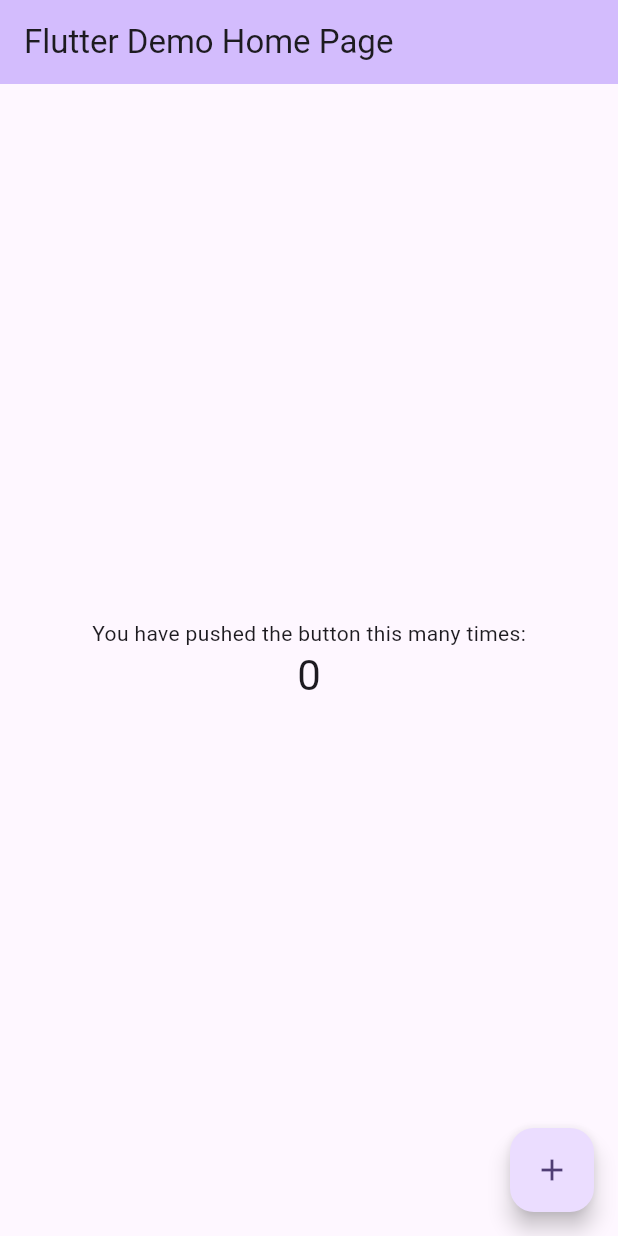
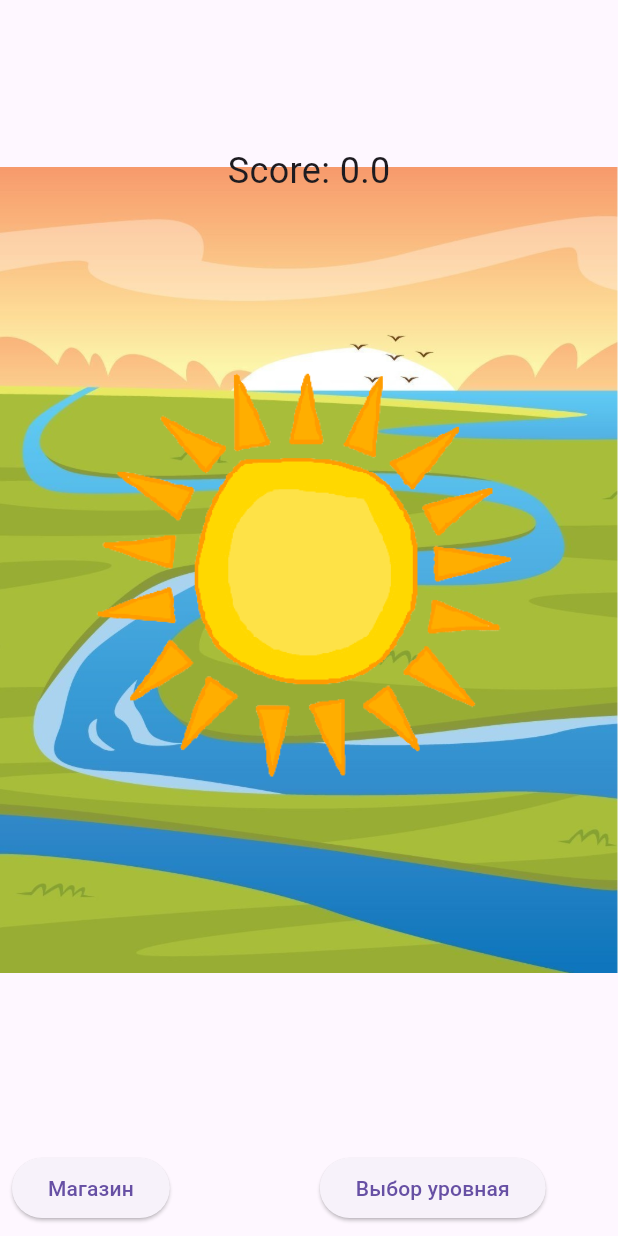
Before and after one commit to VirVoyt/SunShine, a Flutter app: the screen it shows after launch, on a phone screen of 412 x 824 dp. Run offline on Flutter 3.47's test engine with Material 3 defaults, Android fonts, the light colour scheme and no system bars.

Commit message:
added a page with the boss

```diff
--- a/lib/main.dart
+++ b/lib/main.dart
@@ -1,125 +1,110 @@
+
+import 'package:flutter/gestures.dart';
 import 'package:flutter/material.dart';
 
+
+
 void main() {
-  runApp(const MyApp());
+  runApp(const SunApp());
 }
 
-class MyApp extends StatelessWidget {
-  const MyApp({super.key});
+class SunApp extends StatelessWidget {
+  const SunApp({super.key});
 
-  // This widget is the root of your application.
   @override
   Widget build(BuildContext context) {
-    return MaterialApp(
-      title: 'Flutter Demo',
-      theme: ThemeData(
-        // This is the theme of your application.
-        //
-        // TRY THIS: Try running your application with "flutter run". You'll see
-        // the application has a purple toolbar. Then, without quitting the app,
-        // try changing the seedColor in the colorScheme below to Colors.green
-        // and then invoke "hot reload" (save your changes or press the "hot
-        // reload" button in a Flutter-supported IDE, or press "r" if you used
-        // the command line to start the app).
-        //
-        // Notice that the counter didn't reset back to zero; the application
-        // state is not lost during the reload. To reset the state, use hot
-        // restart instead.
-        //
-        // This works for code too, not just values: Most code changes can be
-        // tested with just a hot reload.
-        colorScheme: ColorScheme.fromSeed(seedColor: Colors.deepPurple),
-        useMaterial3: true,
+    return const MaterialApp(
+      home: Scaffold(
+        body: MainPage(),
       ),
-      home: const MyHomePage(title: 'Flutter Demo Home Page'),
     );
   }
 }
 
-class MyHomePage extends StatefulWidget {
-  const MyHomePage({super.key, required this.title});
-
-  // This widget is the home page of your application. It is stateful, meaning
-  // that it has a State object (defined below) that contains fields that affect
-  // how it looks.
-
-  // This class is the configuration for the state. It holds the values (in this
-  // case the title) provided by the parent (in this case the App widget) and
-  // used by the build method of the State. Fields in a Widget subclass are
-  // always marked "final".
-
-  final String title;
+class MainPage extends StatefulWidget {
+  const MainPage({super.key});
 
   @override
-  State<MyHomePage> createState() => _MyHomePageState();
+  State<MainPage> createState() => _MainPageState();
 }
 
-class _MyHomePageState extends State<MyHomePage> {
-  int _counter = 0;
+class _MainPageState extends State<MainPage> {
 
-  void _incrementCounter() {
-    setState(() {
-      // This call to setState tells the Flutter framework that something has
-      // changed in this State, which causes it to rerun the build method below
-      // so that the display can reflect the updated values. If we changed
-      // _counter without calling setState(), then the build method would not be
-      // called again, and so nothing would appear to happen.
-      _counter++;
-    });
-  }
+  double tapCount = 0;
 
   @override
   Widget build(BuildContext context) {
-    // This method is rerun every time setState is called, for instance as done
-    // by the _incrementCounter method above.
-    //
-    // The Flutter framework has been optimized to make rerunning build methods
-    // fast, so that you can just rebuild anything that needs updating rather
-    // than having to individually change instances of widgets.
-    return Scaffold(
-      appBar: AppBar(
-        // TRY THIS: Try changing the color here to a specific color (to
-        // Colors.amber, perhaps?) and trigger a hot reload to see the AppBar
-        // change color while the other colors stay the same.
-        backgroundColor: Theme.of(context).colorScheme.inversePrimary,
-        // Here we take the value from the MyHomePage object that was created by
-        // the App.build method, and use it to set our appbar title.
-        title: Text(widget.title),
-      ),
-      body: Center(
-        // Center is a layout widget. It takes a single child and positions it
-        // in the middle of the parent.
-        child: Column(
-          // Column is also a layout widget. It takes a list of children and
-          // arranges them vertically. By default, it sizes itself to fit its
-          // children horizontally, and tries to be as tall as its parent.
-          //
-          // Column has various properties to control how it sizes itself and
-          // how it positions its children. Here we use mainAxisAlignment to
-          // center the children vertically; the main axis here is the vertical
-          // axis because Columns are vertical (the cross axis would be
-          // horizontal).
-          //
-          // TRY THIS: Invoke "debug painting" (choose the "Toggle Debug Paint"
-          // action in the IDE, or press "p" in the console), to see the
-          // wireframe for each widget.
-          mainAxisAlignment: MainAxisAlignment.center,
-          children: <Widget>[
-            const Text(
-              'You have pushed the button this many times:',
+    return Column(
+      children: <Widget>[
+        Expanded(
+          child:  GestureDetector(          //отвечает за нажатие по фону
+            onTap: () {
+              setState(() {
+                tapCount = tapCount + 0.5;
+                debugPrint('Green: $tapCount');
+              });
+            },
+            child: Container(               // отвечает за декорацию фона
+              alignment: Alignment.center,
+              decoration: const BoxDecoration(
+                image: DecorationImage(image: AssetImage("assets/backGround.png"))
+              ),
+            child: GestureDetector(          //нажатие по главному объекту
+              onTap: () {
+                setState(() {
+                  tapCount = tapCount + 1;
+                  debugPrint('Yellow :$tapCount');
+                });
+              },
+              child: Container(              //ндекорация главного объекта
+                width: 300,
+                height: 300,
+                alignment: Alignment.center,
+                decoration: const BoxDecoration(
+                    image: DecorationImage(image: AssetImage("assets/sunMain.png"))
+                ),
+                child: _score(),
+              )
             ),
-            Text(
-              '$_counter',
-              style: Theme.of(context).textTheme.headlineMedium,
             ),
-          ],
+          ),
         ),
-      ),
-      floatingActionButton: FloatingActionButton(
-        onPressed: _incrementCounter,
-        tooltip: 'Increment',
-        child: const Icon(Icons.add),
-      ), // This trailing comma makes auto-formatting nicer for build methods.
+        Padding(                              //кнопки
+          padding: const EdgeInsets.all(8.0),
+          child: Row(
+            children: <Widget>[
+              ElevatedButton(
+                child: const Text('Магазин'),
+                onPressed: () {
+                  setState(() {
+                   //переход в магазин
+                  });
+                },
+              ),
+              const SizedBox(width:100),
+              ElevatedButton(
+                child: const Text(
+                  'Выбор уровная',
+                ),
+                onPressed: () {
+            //функционал для выбора уровня
+                },
+              ),
+            ],
+          ),
+        ),
+      ],
+    );
+  }
+  //виджет для вывода текста
+  Widget _score(){
+    return  Align(
+        alignment: const Alignment(0.0, -2),
+        child:Text(
+            'Score: $tapCount',
+            textDirection: TextDirection.ltr,   // текст слева направо
+            style: const TextStyle(fontSize: 24) // высота шрифта 24
+        )
     );
   }
 }
--- a/pubspec.yaml
+++ b/pubspec.yaml
@@ -59,9 +59,8 @@ flutter:
   uses-material-design: true
 
   # To add assets to your application, add an assets section, like this:
-  # assets:
-  #   - images/a_dot_burr.jpeg
-  #   - images/a_dot_ham.jpeg
+  assets:
+    - assets/
 
   # An image asset can refer to one or more resolution-specific "variants", see
   # https://flutter.dev/assets-and-images/#resolution-aware
```
Also changed, not shown: assets/backGround.png (added), assets/sunMain.png (added).
